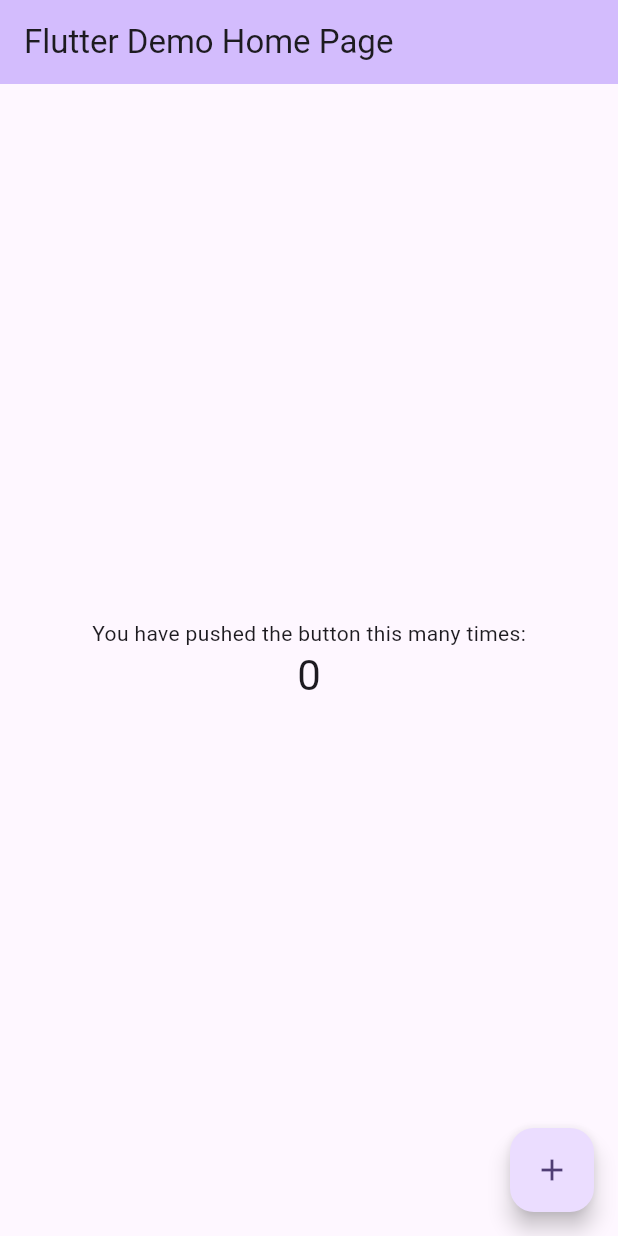
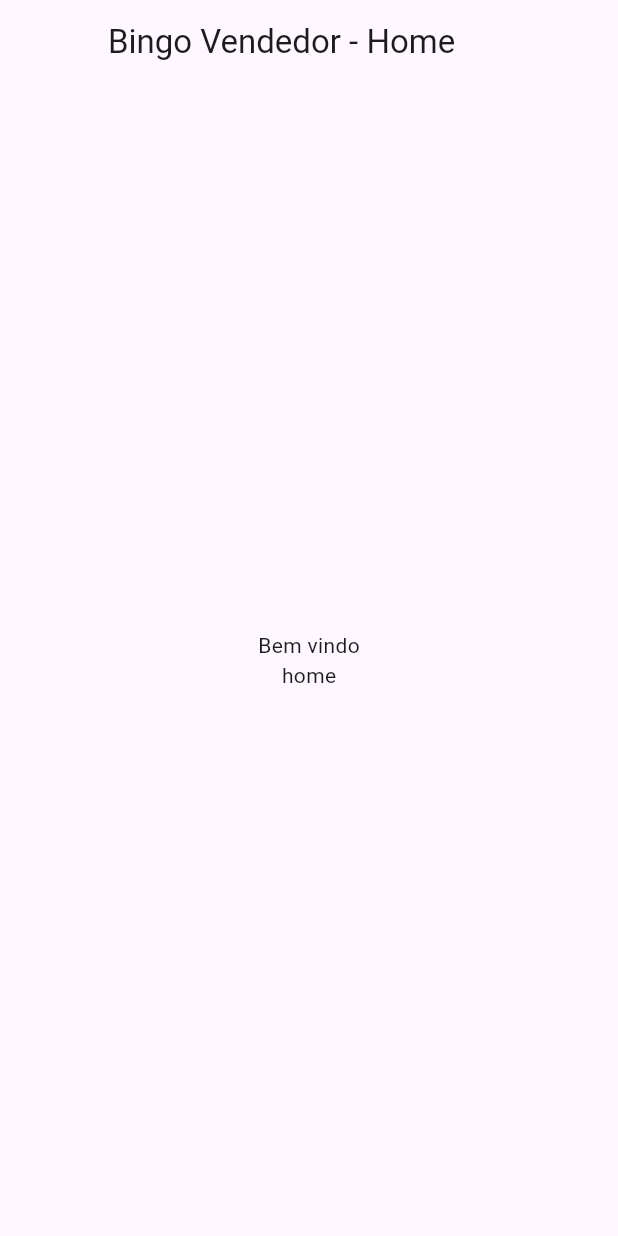
Before and after one commit to slackwarecps/flutter_bingo_app_vendedor, a Flutter app: the screen it shows after launch, on a phone screen of 412 x 824 dp. Run offline on Flutter 3.47's test engine with Material 3 defaults, Android fonts, the phone set to English and light mode, and no system bars.

Commit message:
chore: Add HomeScreen widget and update main.dart

```diff
--- a/lib/main.dart
+++ b/lib/main.dart
@@ -1,3 +1,4 @@
+import 'package:bingo_app_vendedor/telas/home_screen.dart';
 import 'package:flutter/material.dart';
 
 void main() {
@@ -13,40 +14,16 @@
     return MaterialApp(
       title: 'Flutter Demo',
       theme: ThemeData(
-        // This is the theme of your application.
-        //
-        // TRY THIS: Try running your application with "flutter run". You'll see
-        // the application has a purple toolbar. Then, without quitting the app,
-        // try changing the seedColor in the colorScheme below to Colors.green
-        // and then invoke "hot reload" (save your changes or press the "hot
-        // reload" button in a Flutter-supported IDE, or press "r" if you used
-        // the command line to start the app).
-        //
-        // Notice that the counter didn't reset back to zero; the application
-        // state is not lost during the reload. To reset the state, use hot
-        // restart instead.
-        //
-        // This works for code too, not just values: Most code changes can be
-        // tested with just a hot reload.
         colorScheme: ColorScheme.fromSeed(seedColor: Colors.deepPurple),
         useMaterial3: true,
       ),
-      home: const MyHomePage(title: 'Flutter Demo Home Page'),
+      home: HomeScreen(),
     );
   }
 }
 
 class MyHomePage extends StatefulWidget {
   const MyHomePage({super.key, required this.title});
-
-  // This widget is the home page of your application. It is stateful, meaning
-  // that it has a State object (defined below) that contains fields that affect
-  // how it looks.
-
-  // This class is the configuration for the state. It holds the values (in this
-  // case the title) provided by the parent (in this case the App widget) and
-  // used by the build method of the State. Fields in a Widget subclass are
-  // always marked "final".
 
   final String title;
 
@@ -59,50 +36,19 @@
 
   void _incrementCounter() {
     setState(() {
-      // This call to setState tells the Flutter framework that something has
-      // changed in this State, which causes it to rerun the build method below
-      // so that the display can reflect the updated values. If we changed
-      // _counter without calling setState(), then the build method would not be
-      // called again, and so nothing would appear to happen.
       _counter++;
     });
   }
 
   @override
   Widget build(BuildContext context) {
-    // This method is rerun every time setState is called, for instance as done
-    // by the _incrementCounter method above.
-    //
-    // The Flutter framework has been optimized to make rerunning build methods
-    // fast, so that you can just rebuild anything that needs updating rather
-    // than having to individually change instances of widgets.
     return Scaffold(
       appBar: AppBar(
-        // TRY THIS: Try changing the color here to a specific color (to
-        // Colors.amber, perhaps?) and trigger a hot reload to see the AppBar
-        // change color while the other colors stay the same.
         backgroundColor: Theme.of(context).colorScheme.inversePrimary,
-        // Here we take the value from the MyHomePage object that was created by
-        // the App.build method, and use it to set our appbar title.
         title: Text(widget.title),
       ),
       body: Center(
-        // Center is a layout widget. It takes a single child and positions it
-        // in the middle of the parent.
         child: Column(
-          // Column is also a layout widget. It takes a list of children and
-          // arranges them vertically. By default, it sizes itself to fit its
-          // children horizontally, and tries to be as tall as its parent.
-          //
-          // Column has various properties to control how it sizes itself and
-          // how it positions its children. Here we use mainAxisAlignment to
-          // center the children vertically; the main axis here is the vertical
-          // axis because Columns are vertical (the cross axis would be
-          // horizontal).
-          //
-          // TRY THIS: Invoke "debug painting" (choose the "Toggle Debug Paint"
-          // action in the IDE, or press "p" in the console), to see the
-          // wireframe for each widget.
           mainAxisAlignment: MainAxisAlignment.center,
           children: <Widget>[
             const Text(
--- /dev/null
+++ b/lib/telas/home_screen.dart
@@ -0,0 +1,40 @@
+import 'package:flutter/material.dart';
+
+class HomeScreen extends StatefulWidget {
+  const HomeScreen({Key? key}) : super(key: key);
+
+  @override
+  State<HomeScreen> createState() => _HomeScreenState();
+}
+
+//Gestor de Estados da Tela Home
+class _HomeScreenState extends State<HomeScreen> {
+  int _counter = 0;
+
+  void _incrementCounter() {
+    setState(() {
+      _counter++;
+    });
+  }
+
+  @override
+  Widget build(BuildContext context) {
+    return Scaffold(
+      appBar: AppBar(
+        leading: Container(),
+        title: Text('Bingo Vendedor - Home'),
+      ),
+      body: Center(
+        child: Column(
+          mainAxisAlignment: MainAxisAlignment.center,
+          children: <Widget>[
+            const Text(
+              'Bem vindo',
+            ),
+            Text('home'),
+          ],
+        ),
+      ),
+    );
+  }
+}
```
